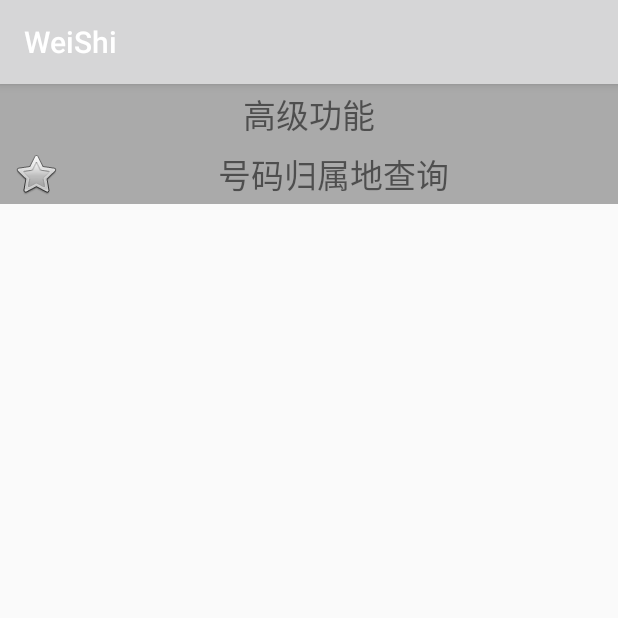
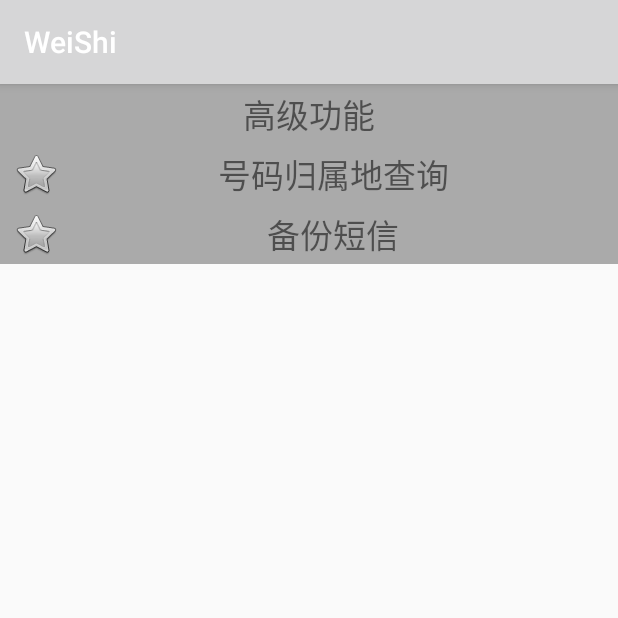
Before and after one commit to weimcgrady91/WeiShi, an Android app: the AdvancedToolsActivity screen opened directly, with no data from a screen before it, on a phone screen of 412 x 824 dp, the top half of it. Run offline under Robolectric (Android 15) with nearby library versions, the phone set to English and light mode, and no system bars.

Commit message:
提交短信备份

```diff
--- a/app/src/main/AndroidManifest.xml
+++ b/app/src/main/AndroidManifest.xml
@@ -9,6 +9,7 @@
     <uses-permission android:name="android.permission.RECEIVE_BOOT_COMPLETED" />
     <uses-permission android:name="android.permission.SEND_SMS" />
     <uses-permission android:name="android.permission.RECEIVE_SMS" />
+    <uses-permission android:name="android.permission.READ_SMS"/>
     <uses-permission android:name="android.permission.WRITE_SMS"/>
     <uses-permission android:name="android.permission.ACCESS_COARSE_LOCATION" />
     <uses-permission android:name="android.permission.ACCESS_MOCK_LOCATION" />
--- a/app/src/main/res/layout/activity_advanced_tools.xml
+++ b/app/src/main/res/layout/activity_advanced_tools.xml
@@ -26,4 +26,16 @@
         android:paddingRight="8dp"
         android:text="号码归属地查询"
         android:textSize="22sp" />
+
+    <TextView
+        android:id="@+id/tv_sms_backup"
+        android:layout_width="match_parent"
+        android:layout_height="40dp"
+        android:background="@drawable/tools_bg"
+        android:drawableLeft="@android:drawable/btn_star"
+        android:gravity="center"
+        android:paddingLeft="8dp"
+        android:paddingRight="8dp"
+        android:text="备份短信"
+        android:textSize="22sp" />
 </LinearLayout>
```
Also changed, not shown: app/src/main/java/test/qun/com/weishi/activity/AdvancedToolsActivity.java (+19 -0 lines), app/src/main/java/test/qun/com/weishi/engine/SmsEngine.java (added, +76 -0 lines), app/src/main/java/test/qun/com/weishi/fragment/SmsBackupFragment.java (added, +133 -0 lines), app/src/main/res/layout/fragment_sms_backup.xml (added, +36 -0 lines).
